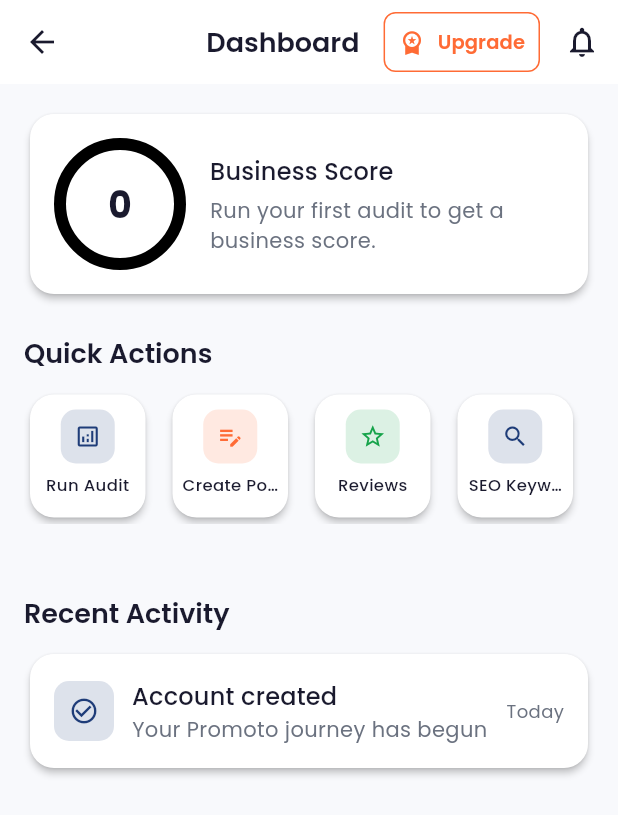
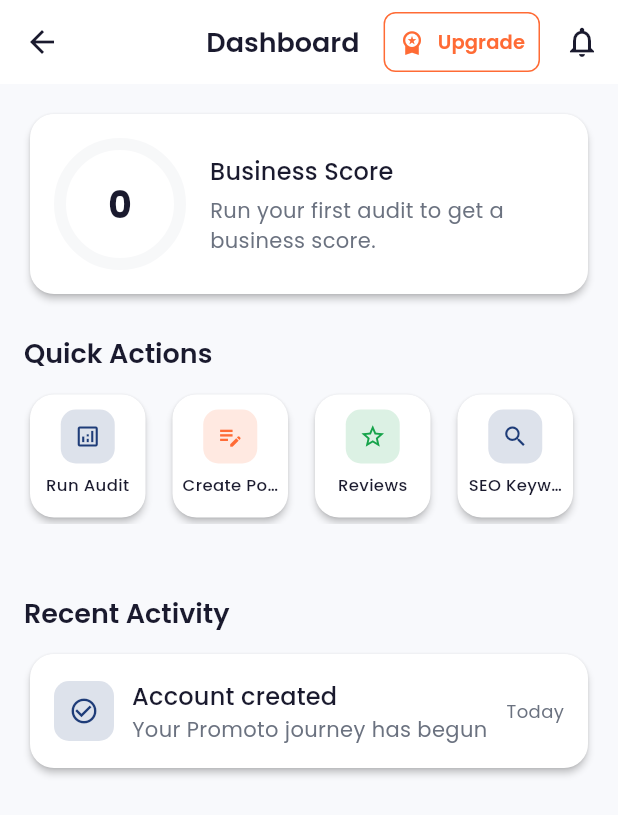
Before and after one commit to optimus-prime-01/promoto-app, a Flutter app: the DashboardScreen screen opened directly, on a phone screen of 412 x 824 dp. Shown: the top 815 px of the screen. Run offline on Flutter 3.47's test engine with Material 3 defaults, Android fonts, the phone set to English and light mode, and no system bars; our stand-ins replace cached_network_image, dio, firebase_auth, firebase_core, flutter_riverpod, go_router and 8 more; missing offline and left inert: razorpay_flutter; accounts and stored records are empty; network calls fail.

Commit message:
fix: restore light grey score ring background

```diff
--- a/lib/screens/dashboard/dashboard_screen.dart
+++ b/lib/screens/dashboard/dashboard_screen.dart
@@ -121,7 +121,7 @@ class _DashboardScreenState extends ConsumerState<DashboardScreen> {
                   CircularProgressIndicator(
                     value: normalizedScore,
                     strokeWidth: 8,
-                    backgroundColor: Theme.of(context).dividerColor,
+                    backgroundColor: AppColors.border.withValues(alpha: 0.3),
                     valueColor: AlwaysStoppedAnimation<Color>(
                       score >= 70
                           ? AppColors.success
```
